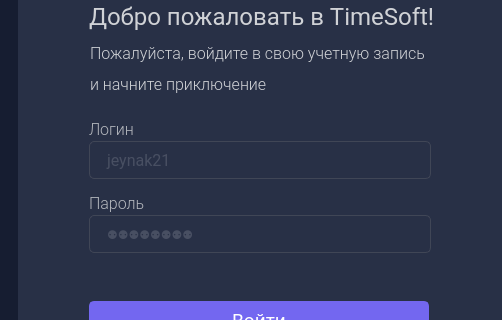
yurii-bel/project_2021, file design/login_d.ui: the form before one commit; both pictures show x 522 to 1024 and y 199 to 519 of the 1024 by 768 pixel window.
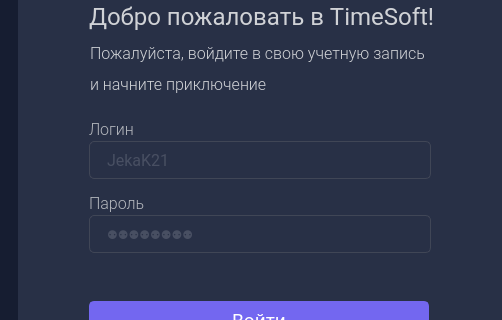
The form after the commit. Icons and pictures are not drawn.

What changed in the file:
```diff
--- a/design/login_d.ui
+++ b/design/login_d.ui
@@ -328,7 +328,7 @@
      <set>Qt::AlignLeading|Qt::AlignLeft|Qt::AlignVCenter</set>
     </property>
     <property name="placeholderText">
-     <string>jeynak21</string>
+     <string>JekaK21</string>
     </property>
    </widget>
   </widget>
```
